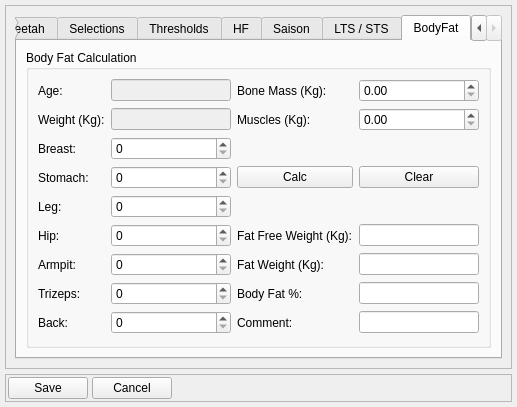
Qt form dialog_settings.ui (Tria-Andy/WorkoutEditor) before a commit.
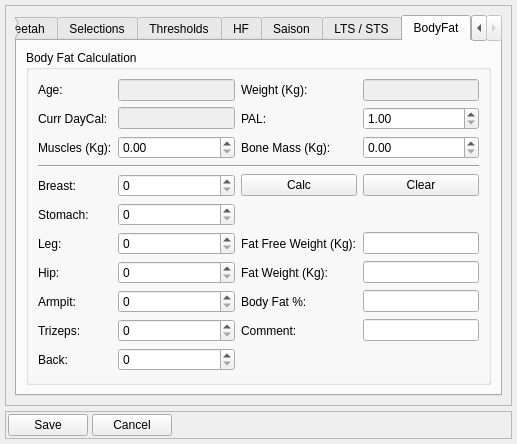
The same form after that commit. The open tabs and pages were chosen to show the change. Icons and pictures are not drawn.

Commit message: Add DayCal and PAL Value

Diff of the .ui file:
```diff
--- a/dialog_settings.ui
+++ b/dialog_settings.ui
@@ -1540,20 +1540,41 @@
              <string>Body Fat Calculation</string>
             </property>
             <layout class="QGridLayout" name="gridLayout_4">
-             <item row="7" column="1">
+             <item row="4" column="2">
+              <widget class="QPushButton" name="pushButton_calcFat">
+               <property name="text">
+                <string>Calc</string>
+               </property>
+              </widget>
+             </item>
+             <item row="4" column="3">
+              <widget class="QPushButton" name="pushButton_clearFat">
+               <property name="text">
+                <string>Clear</string>
+               </property>
+              </widget>
+             </item>
+             <item row="1" column="0">
+              <widget class="QLabel" name="label_46">
+               <property name="text">
+                <string>Curr DayCal:</string>
+               </property>
+              </widget>
+             </item>
+             <item row="9" column="1">
               <widget class="QSpinBox" name="spinBox_trizeps"/>
              </item>
-             <item row="8" column="1">
+             <item row="10" column="1">
               <widget class="QSpinBox" name="spinBox_back"/>
              </item>
-             <item row="8" column="0">
+             <item row="10" column="0">
               <widget class="QLabel" name="label_32">
                <property name="text">
                 <string>Back:</string>
                </property>
               </widget>
              </item>
-             <item row="7" column="0">
+             <item row="9" column="0">
               <widget class="QLabel" name="label_31">
                <property name="text">
                 <string>Trizeps:</string>
@@ -1574,78 +1595,101 @@
                </property>
               </widget>
              </item>
-             <item row="4" column="0">
+             <item row="6" column="0">
               <widget class="QLabel" name="label_28">
                <property name="text">
                 <string>Leg:</string>
                </property>
               </widget>
              </item>
-             <item row="6" column="0">
+             <item row="8" column="0">
               <widget class="QLabel" name="label_30">
                <property name="text">
                 <string>Armpit:</string>
                </property>
               </widget>
              </item>
-             <item row="4" column="1">
+             <item row="6" column="1">
               <widget class="QSpinBox" name="spinBox_leg"/>
              </item>
-             <item row="2" column="0">
+             <item row="4" column="0">
               <widget class="QLabel" name="label_26">
                <property name="text">
                 <string>Breast:</string>
                </property>
               </widget>
              </item>
-             <item row="6" column="1">
+             <item row="8" column="1">
               <widget class="QSpinBox" name="spinBox_armpit"/>
              </item>
-             <item row="3" column="0">
+             <item row="5" column="0">
               <widget class="QLabel" name="label_27">
                <property name="text">
                 <string>Stomach:</string>
                </property>
               </widget>
              </item>
-             <item row="5" column="1">
+             <item row="7" column="1">
               <widget class="QSpinBox" name="spinBox_hip"/>
              </item>
-             <item row="5" column="0">
+             <item row="7" column="0">
               <widget class="QLabel" name="label_29">
                <property name="text">
                 <string>Hip:</string>
                </property>
               </widget>
              </item>
-             <item row="2" column="1">
+             <item row="4" column="1">
               <widget class="QSpinBox" name="spinBox_breast"/>
              </item>
-             <item row="3" column="1">
+             <item row="5" column="1">
               <widget class="QSpinBox" name="spinBox_stomach"/>
              </item>
-             <item row="1" column="0">
+             <item row="2" column="3">
+              <widget class="QDoubleSpinBox" name="doubleSpinBox_bone"/>
+             </item>
+             <item row="2" column="1">
+              <widget class="QDoubleSpinBox" name="doubleSpinBox_muscle"/>
+             </item>
+             <item row="8" column="2">
+              <widget class="QLabel" name="label_37">
+               <property name="text">
+                <string>Body Fat %:</string>
+               </property>
+              </widget>
+             </item>
+             <item row="0" column="2">
               <widget class="QLabel" name="label_34">
                <property name="text">
                 <string>Weight (Kg):</string>
                </property>
               </widget>
              </item>
+             <item row="9" column="2">
+              <widget class="QLabel" name="label_38">
+               <property name="text">
+                <string>Comment:</string>
+               </property>
+              </widget>
+             </item>
+             <item row="6" column="2">
+              <widget class="QLabel" name="label_35">
+               <property name="text">
+                <string>Fat Free Weight (Kg):</string>
+               </property>
+              </widget>
+             </item>
+             <item row="8" column="3">
+              <widget class="QLineEdit" name="lineEdit_fatpercent"/>
+             </item>
              <item row="1" column="1">
-              <widget class="QLineEdit" name="lineEdit_weight">
+              <widget class="QLineEdit" name="lineEdit_currDayCal">
                <property name="enabled">
                 <bool>false</bool>
                </property>
               </widget>
              </item>
-             <item row="0" column="2">
-              <widget class="QLabel" name="label_39">
-               <property name="text">
-                <string>Bone Mass (Kg):</string>
-               </property>
-              </widget>
-             </item>
-             <item row="1" column="2">
+             <item row="2" column="0">
               <widget class="QLabel" name="label_40">
                <property name="text">
                 <string>Muscles (Kg):</string>
@@ -1653,62 +1697,65 @@
               </widget>
              </item>
              <item row="0" column="3">
-              <widget class="QDoubleSpinBox" name="doubleSpinBox_bone"/>
-             </item>
-             <item row="1" column="3">
-              <widget class="QDoubleSpinBox" name="doubleSpinBox_muscle"/>
-             </item>
-             <item row="5" column="2">
-              <widget class="QLabel" name="label_35">
-               <property name="text">
-                <string>Fat Free Weight (Kg):</string>
+              <widget class="QLineEdit" name="lineEdit_weight">
+               <property name="enabled">
+                <bool>false</bool>
                </property>
               </widget>
              </item>
-             <item row="5" column="3">
-              <widget class="QLineEdit" name="lineEdit_fatfree"/>
-             </item>
-             <item row="6" column="2">
+             <item row="7" column="2">
               <widget class="QLabel" name="label_36">
                <property name="text">
                 <string>Fat Weight (Kg):</string>
                </property>
               </widget>
              </item>
+             <item row="2" column="2">
+              <widget class="QLabel" name="label_39">
+               <property name="text">
+                <string>Bone Mass (Kg):</string>
+               </property>
+              </widget>
+             </item>
              <item row="6" column="3">
-              <widget class="QLineEdit" name="lineEdit_fatweight"/>
-             </item>
-             <item row="7" column="2">
-              <widget class="QLabel" name="label_37">
-               <property name="text">
-                <string>Body Fat %:</string>
-               </property>
-              </widget>
+              <widget class="QLineEdit" name="lineEdit_fatfree"/>
              </item>
              <item row="7" column="3">
-              <widget class="QLineEdit" name="lineEdit_fatpercent"/>
+              <widget class="QLineEdit" name="lineEdit_fatweight"/>
              </item>
-             <item row="8" column="2">
-              <widget class="QLabel" name="label_38">
-               <property name="text">
-                <string>Comment:</string>
-               </property>
-              </widget>
-             </item>
-             <item row="8" column="3">
+             <item row="9" column="3">
               <widget class="QLineEdit" name="lineEdit_comment"/>
              </item>
-             <item row="3" column="2">
-              <widget class="QPushButton" name="pushButton_calcFat">
-               <property name="text">
-                <string>Calc</string>
+             <item row="3" column="0" colspan="4">
+              <widget class="Line" name="line_7">
+               <property name="orientation">
+                <enum>Qt::Horizontal</enum>
                </property>
               </widget>
              </item>
-             <item row="3" column="3">
-              <widget class="QPushButton" name="pushButton_clearFat">
+             <item row="1" column="2">
+              <widget class="QLabel" name="label_47">
                <property name="text">
-                <string>Clear</string>
+                <string>PAL:</string>
+               </property>
+              </widget>
+             </item>
+             <item row="1" column="3">
+              <widget class="QDoubleSpinBox" name="doubleSpinBox_PALvalue">
+               <property name="decimals">
+                <number>2</number>
+               </property>
+               <property name="minimum">
+                <double>1.000000000000000</double>
+               </property>
+               <property name="maximum">
+                <double>3.000000000000000</double>
+               </property>
+               <property name="singleStep">
+                <double>0.050000000000000</double>
+               </property>
+               <property name="value">
+                <double>1.000000000000000</double>
                </property>
               </widget>
              </item>
```
Left out of the diff: 22 changed lines with no effect on the pictures. The commit also changes 2 other files.
